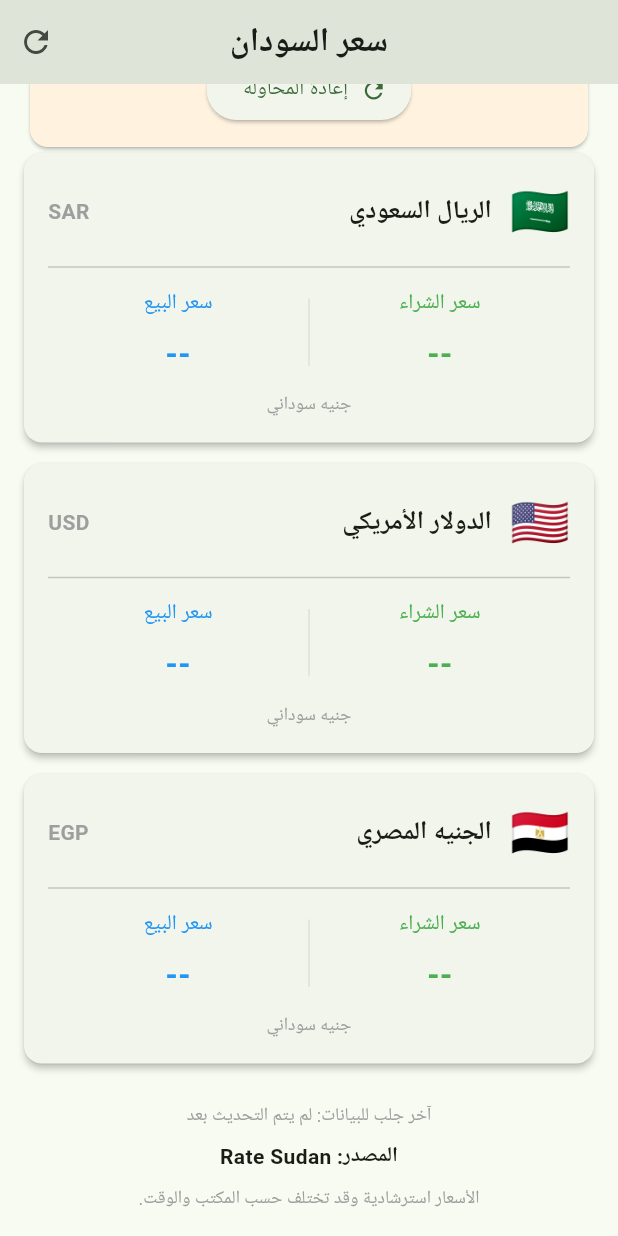
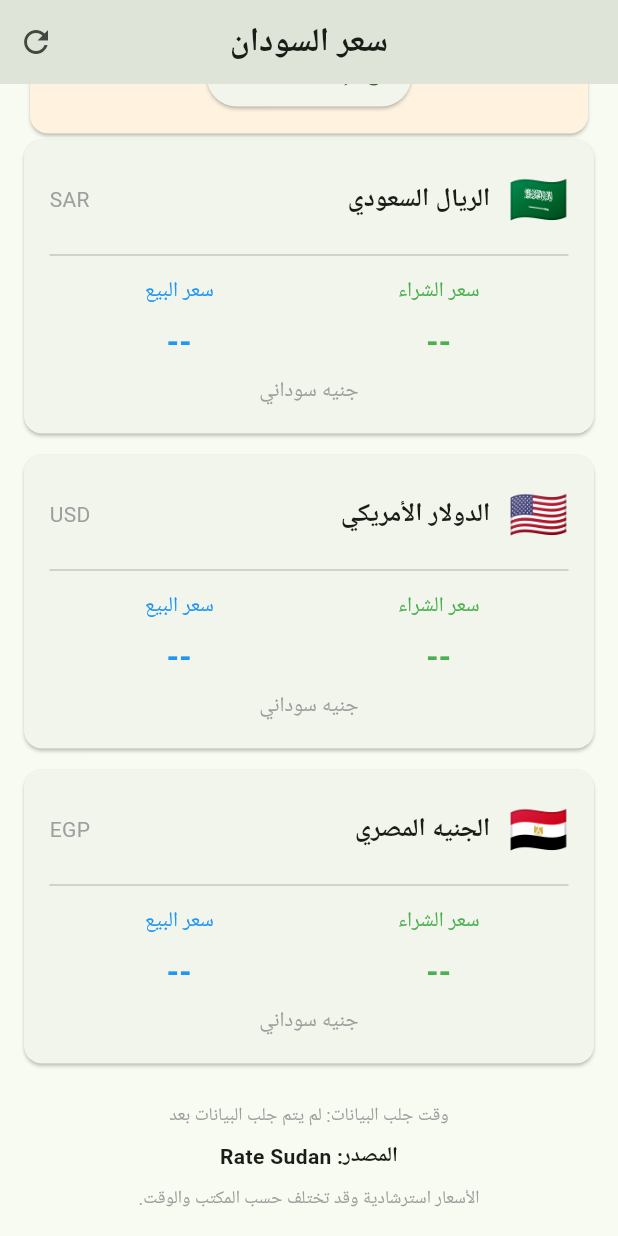
Before and after one commit to hamidali007/sudan-rate, a Flutter app: the screen it shows after launch, scrolled down 576 dp, after a tap on the "refresh" icon, on a phone screen of 412 x 824 dp. Run offline on Flutter 3.47's test engine with Material 3 defaults, Android fonts, the phone set to English and light mode, and no system bars; network calls fail.

Commit message:
Update main.dart

```diff
--- a/lib/main.dart
+++ b/lib/main.dart
@@ -30,15 +30,13 @@ class CurrencyRate {
   final String name;
   final String code;
   final String flag;
-  String buy;
-  String sell;
+  String buy = '--';
+  String sell = '--';
 
   CurrencyRate({
     required this.name,
     required this.code,
     required this.flag,
-    this.buy = '--',
-    this.sell = '--',
   });
 }
 
@@ -74,12 +72,11 @@ class _HomePageState extends State<HomePage> {
   Timer? refreshTimer;
 
   static const String sourceUrl =
-      'https://www.ratesudan.com/rates';
+      'https://ratesudan.com/rates';
 
   @override
   void initState() {
     super.initState();
-
     fetchRates();
 
     refreshTimer = Timer.periodic(
@@ -92,6 +89,55 @@ class _HomePageState extends State<HomePage> {
   void dispose() {
     refreshTimer?.cancel();
     super.dispose();
+  }
+
+  String cleanNumber(String value) {
+    return value.replaceAll(',', '').trim();
+  }
+
+  Future<Map<String, List<String>>> readRates(
+    String html,
+  ) async {
+    final document = html_parser.parse(html);
+    final rows = document.querySelectorAll('tr');
+
+    final Map<String, List<String>> results = {};
+
+    final numberPattern = RegExp(
+      r'\d[\d,]*(?:\.\d+)?',
+    );
+
+    for (final row in rows) {
+      final text = row.text
+          .replaceAll('\u00a0', ' ')
+          .replaceAll(RegExp(r'\s+'), ' ')
+          .trim();
+
+      for (final code in ['USD', 'SAR', 'EGP']) {
+        if (results.containsKey(code)) continue;
+
+        final codePattern = RegExp(
+          '\\b$code\\b',
+          caseSensitive: false,
+        );
+
+        if (!codePattern.hasMatch(text)) continue;
+
+        final numbers = numberPattern
+            .allMatches(text)
+            .map((m) => m.group(0)!)
+            .toList();
+
+        if (numbers.length >= 4) {
+          results[code] = [
+            cleanNumber(numbers[0]),
+            cleanNumber(numbers[2]),
+          ];
+        }
+      }
+    }
+
+    return results;
   }
 
   Future<void> fetchRates() async {
@@ -108,60 +154,22 @@ class _HomePageState extends State<HomePage> {
         headers: {
           'User-Agent': 'Mozilla/5.0',
           'Accept': 'text/html',
-          'Accept-Language': 'en-US,en;q=0.9',
+          'Accept-Language': 'ar,en;q=0.9',
+          'Cache-Control': 'no-cache',
         },
       ).timeout(const Duration(seconds: 30));
 
       if (response.statusCode != 200) {
         throw Exception(
-          'خطأ في الاتصال بالمصدر: ${response.statusCode}',
+          'خطأ الموقع: ${response.statusCode}',
         );
       }
 
-      final document = html_parser.parse(response.body);
+      final results = await readRates(response.body);
 
-      final Map<String, List<String>> found = {};
-
-      final numberPattern = RegExp(
-        r'\d[\d,.]*',
-      );
-
-      // قراءة الجداول وصفوف البيانات من صفحة المصدر.
-      final rows = document.querySelectorAll(
-        'tr, [role="row"], .row, .rate-row',
-      );
-
-      for (final row in rows) {
-        final text = row.text
-            .replaceAll('\u00a0', ' ')
-            .replaceAll(RegExp(r'\s+'), ' ')
-            .trim();
-
-        for (final code in ['USD', 'SAR', 'EGP']) {
-          if (!RegExp(
-            '\\b$code\\b',
-            caseSensitive: false,
-          ).hasMatch(text)) {
-            continue;
-          }
-
-          final numbers = numberPattern
-              .allMatches(text)
-              .map((m) => m.group(0)!)
-              .toList();
-
-          if (numbers.length >= 4) {
-            found[code] = [
-              numbers[0],
-              numbers[2],
-            ];
-          }
-        }
-      }
-
-      if (found.length != 3) {
+      if (results.length != 3) {
         throw Exception(
-          'وصلنا إلى الموقع، لكن لم نستطع قراءة بيانات العملات الثلاث. قد تكون الصفحة محمّلة بطريقة ديناميكية.',
+          'وصلنا إلى الموقع، لكن لم نعثر على صفوف العملات الثلاث. قد تكون البيانات محملة بطريقة لا تظهر في HTML.',
         );
       }
 
@@ -169,7 +177,7 @@ class _HomePageState extends State<HomePage> {
 
       setState(() {
         for (final currency in currencies) {
-          final values = found[currency.code]!;
+          final values = results[currency.code]!;
 
           currency.buy = values[0];
           currency.sell = values[1];
@@ -187,7 +195,10 @@ class _HomePageState extends State<HomePage> {
     } catch (e) {
       if (mounted) {
         setState(() {
-          error = e.toString().replaceFirst('Exception: ', '');
+          error = e.toString().replaceFirst(
+            'Exception: ',
+            '',
+          );
         });
       }
     } finally {
@@ -200,9 +211,7 @@ class _HomePageState extends State<HomePage> {
   }
 
   String formatTime(DateTime? date) {
-    if (date == null) {
-      return 'لم يتم التحديث بعد';
-    }
+    if (date == null) return 'لم يتم جلب البيانات بعد';
 
     final d = date.toLocal();
 
@@ -211,12 +220,11 @@ class _HomePageState extends State<HomePage> {
         '${d.minute.toString().padLeft(2, '0')}';
   }
 
-  Widget buildCurrencyCard(CurrencyRate currency) {
+  Widget currencyCard(CurrencyRate currency) {
     return Card(
       margin: const EdgeInsets.only(bottom: 14),
-      elevation: 2,
       child: Padding(
-        padding: const EdgeInsets.all(16),
+        padding: const EdgeInsets.all(17),
         child: Column(
           children: [
             Row(
@@ -237,10 +245,7 @@ class _HomePageState extends State<HomePage> {
                 ),
                 Text(
                   currency.code,
-                  style: const TextStyle(
-                    color: Colors.grey,
-                    fontWeight: FontWeight.bold,
-                  ),
+                  style: const TextStyle(color: Colors.grey),
                 ),
               ],
             ),
@@ -266,11 +271,6 @@ class _HomePageState extends State<HomePage> {
                     ],
                   ),
                 ),
-                Container(
-                  width: 1,
-                  height: 45,
-                  color: Colors.grey.shade300,
-                ),
                 Expanded(
                   child: Column(
                     children: [
@@ -292,13 +292,10 @@ class _HomePageState extends State<HomePage> {
                 ),
               ],
             ),
-            const SizedBox(height: 10),
+            const SizedBox(height: 8),
             const Text(
               'جنيه سوداني',
-              style: TextStyle(
-                fontSize: 12,
-                color: Colors.grey,
-              ),
+              style: TextStyle(color: Colors.grey),
             ),
           ],
         ),
@@ -338,8 +335,8 @@ class _HomePageState extends State<HomePage> {
                     children: [
                       Icon(
                         Icons.currency_exchange,
-                        size: 48,
                         color: Colors.green,
+                        size: 45,
                       ),
                       SizedBox(height: 10),
                       Text(
@@ -356,14 +353,12 @@ class _HomePageState extends State<HomePage> {
                 ),
               ),
 
-              const SizedBox(height: 16),
+              const SizedBox(height: 15),
 
               if (loading) ...[
                 const LinearProgressIndicator(),
                 const SizedBox(height: 12),
-                const Center(
-                  child: Text('جارٍ جلب الأسعار...'),
-                ),
+                const Center(child: Text('جارٍ تحديث الأسعار...')),
                 const SizedBox(height: 12),
               ],
 
@@ -377,7 +372,7 @@ class _HomePageState extends State<HomePage> {
                         const Icon(
                           Icons.warning_amber_rounded,
                           color: Colors.orange,
-                          size: 30,
+                          size: 35,
                         ),
                         const SizedBox(height: 8),
                         Text(
@@ -396,13 +391,13 @@ class _HomePageState extends State<HomePage> {
                 ),
 
               for (final currency in currencies)
-                buildCurrencyCard(currency),
+                currencyCard(currency),
 
               const SizedBox(height: 12),
 
               Center(
                 child: Text(
-                  'آخر جلب للبيانات: ${formatTime(lastFetched)}',
+                  'وقت جلب البيانات: ${formatTime(lastFetched)}',
                   textAlign: TextAlign.center,
                   style: const TextStyle(
                     color: Colors.grey,
@@ -416,9 +411,7 @@ class _HomePageState extends State<HomePage> {
               const Center(
                 child: Text(
                   'المصدر: Rate Sudan',
-                  style: TextStyle(
-                    fontWeight: FontWeight.bold,
-                  ),
+                  style: TextStyle(fontWeight: FontWeight.bold),
                 ),
               ),
 
@@ -428,8 +421,8 @@ class _HomePageState extends State<HomePage> {
                 'الأسعار استرشادية وقد تختلف حسب المكتب والوقت.',
                 textAlign: TextAlign.center,
                 style: TextStyle(
+                  color: Colors.grey,
                   fontSize: 12,
-                  color: Colors.grey,
                 ),
               ),
             ],
```
